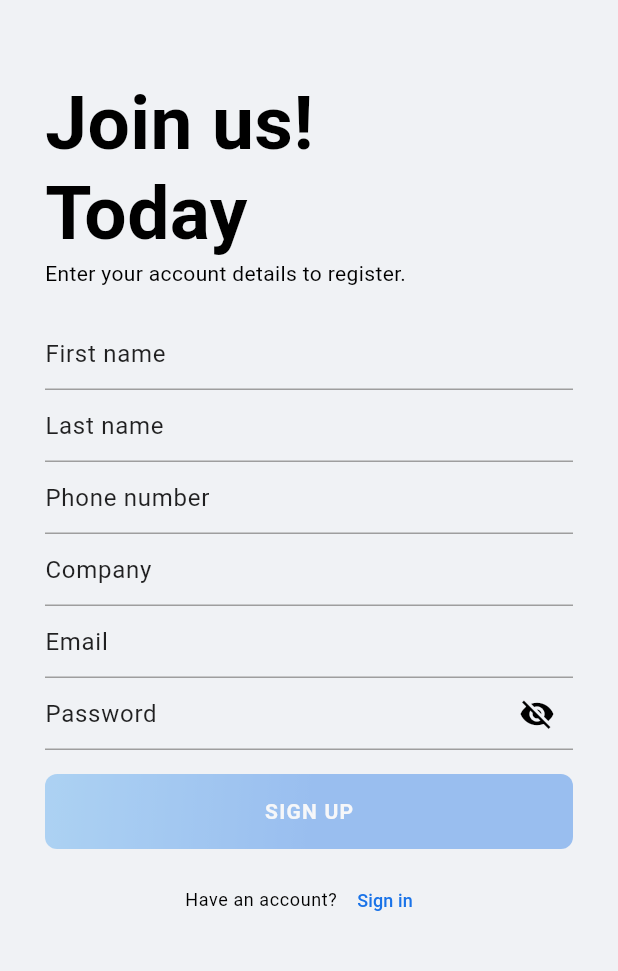
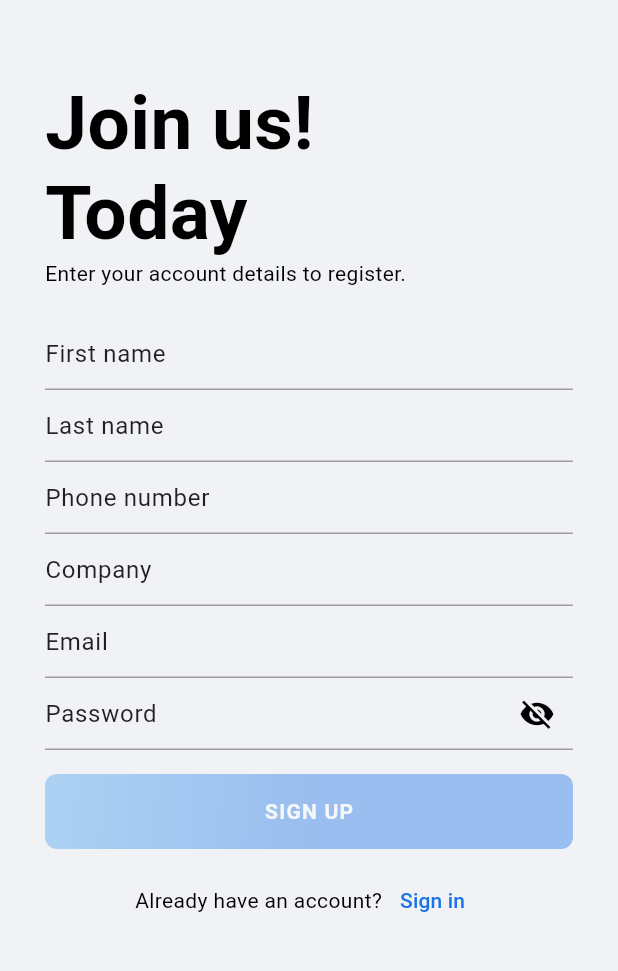
Before and after one commit to BigBlueLogistics/customer_app_mob, a Flutter app: the screen it shows after launch, after a tap on "Sign up", on a phone screen of 412 x 824 dp, the part 102-1073 px from its top. Run offline on Flutter 3.47's test engine with Material 3 defaults, Android fonts, the phone set to English and light mode, and no system bars; our stand-ins replace bloc, dio, equatable, flutter_bloc, get_it, go_router and 1 more; generated files the repository leaves out were written again; Roboto replaces fonts that are missing (Poppins).

```diff
--- a/lib/core/presentation/screens/auth/sign_in.dart
+++ b/lib/core/presentation/screens/auth/sign_in.dart
@@ -190,7 +190,7 @@ class _SignInScreenState extends State<SignInScreen> {
       children: [
         Text(
           'Don\'t have an account?',
-          style: Theme.of(context).textTheme.bodySmall,
+          style: Theme.of(context).textTheme.bodyMedium,
         ),
         TextButton(
           onPressed: () {
@@ -200,7 +200,7 @@ class _SignInScreenState extends State<SignInScreen> {
             'Sign up',
             style: TextStyle(
                 color: Theme.of(context).primaryColor,
-                fontSize: Theme.of(context).textTheme.bodySmall?.fontSize),
+                fontSize: Theme.of(context).textTheme.bodyMedium?.fontSize),
           ),
         )
       ],
--- a/lib/core/presentation/screens/auth/sign_up.dart
+++ b/lib/core/presentation/screens/auth/sign_up.dart
@@ -216,8 +216,8 @@ class _SignUpScreenState extends State<SignUpScreen> {
       mainAxisAlignment: MainAxisAlignment.center,
       children: [
         Text(
-          'Have an account?',
-          style: Theme.of(context).textTheme.bodySmall,
+          'Already have an account?',
+          style: Theme.of(context).textTheme.bodyMedium,
         ),
         TextButton(
           onPressed: () {
@@ -227,7 +227,7 @@ class _SignUpScreenState extends State<SignUpScreen> {
             'Sign in',
             style: TextStyle(
                 color: Theme.of(context).primaryColor,
-                fontSize: Theme.of(context).textTheme.bodySmall?.fontSize),
+                fontSize: Theme.of(context).textTheme.bodyMedium?.fontSize),
           ),
         )
       ],
```
